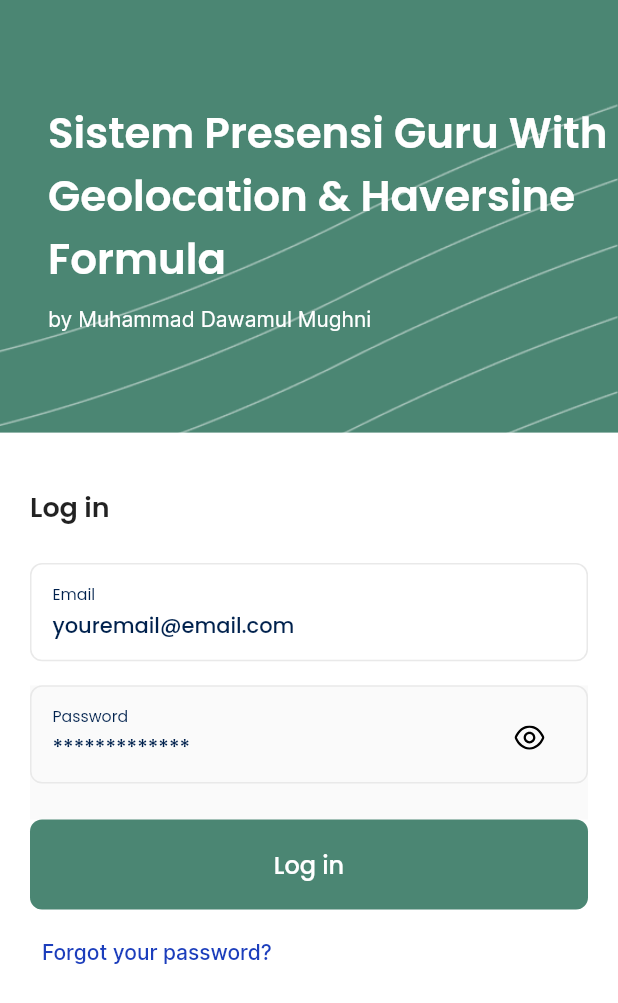
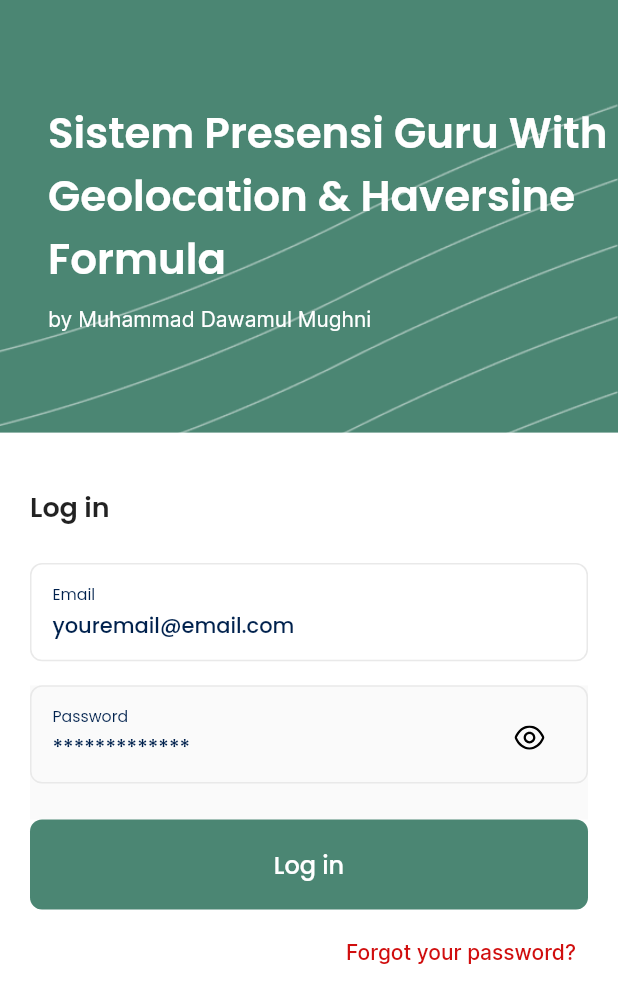
Before and after one commit to dawamuciil/presensi, a Flutter app: the LoginView screen opened by its route, on a phone screen of 412 x 824 dp. Shown: the top 1003 px of the screen. Run offline on Flutter 3.47's test engine with Material 2 defaults, Android fonts, the phone set to English and light mode, and no system bars; our stand-ins replace cloud_firestore, firebase_auth, firebase_core, firebase_storage, flutter_svg, geocoding and 5 more; missing offline and left inert: maps_launcher; accounts and stored records are empty.

Commit message:
initial commit

```diff
--- a/lib/app/modules/login/views/login_view.dart
+++ b/lib/app/modules/login/views/login_view.dart
@@ -181,12 +181,12 @@ class LoginView extends GetView<LoginController> {
                 Container(
                   width: MediaQuery.of(context).size.width,
                   margin: EdgeInsets.only(top: 4),
-                  alignment: Alignment.centerLeft,
+                  alignment: Alignment.centerRight,
                   child: TextButton(
                     onPressed: () => Get.toNamed(Routes.FORGOT_PASSWORD),
                     child: Text("Forgot your password?"),
                     style: TextButton.styleFrom(
-                      primary: AppColor.buttontext,
+                      primary: AppColor.error,
                     ),
                   ),
                 ),
```
